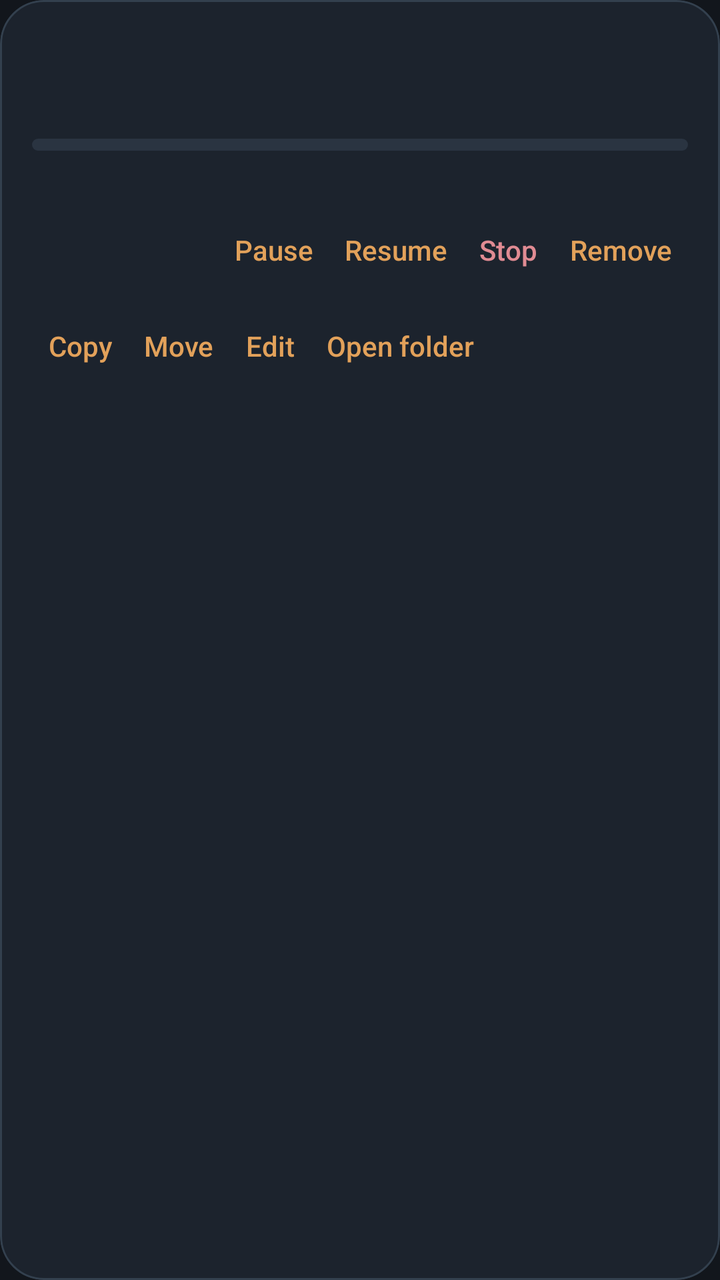
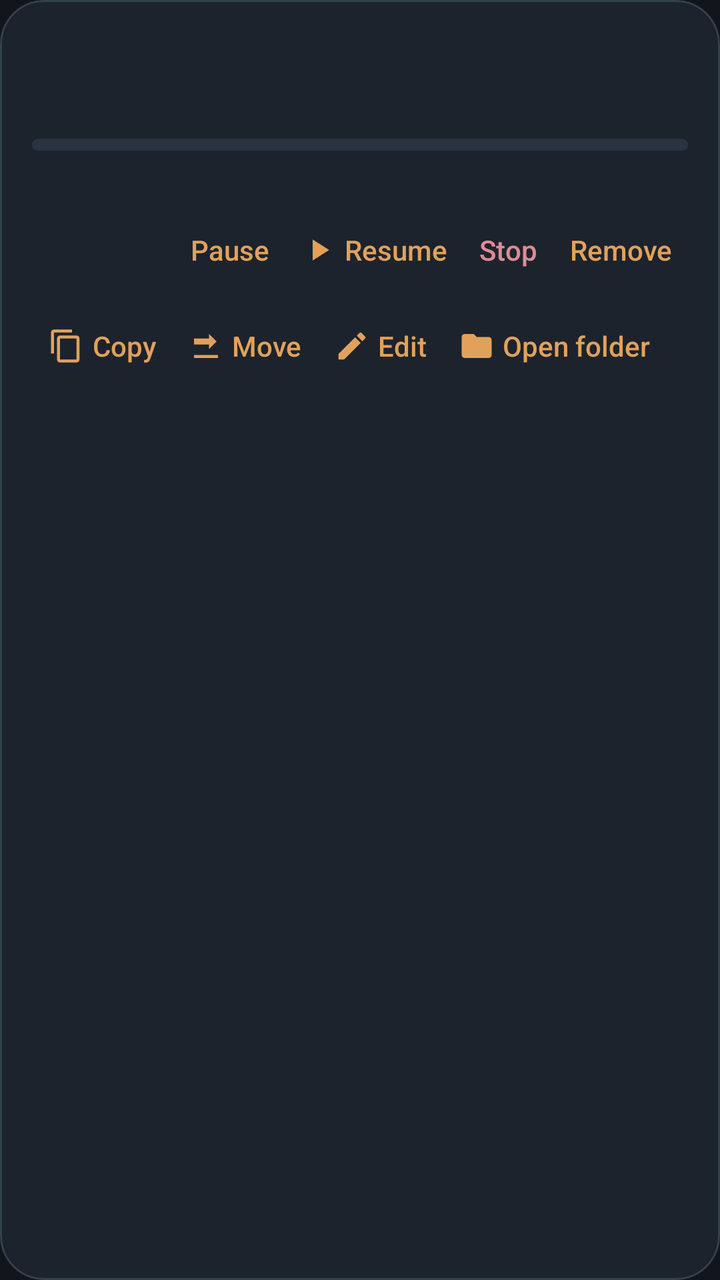

The first picture is an Android layout as it rendered before a commit; the second is the same layout after the commit. The layout source and the unified diff follow.
<!-- AndroidManifest.xml: application theme Theme.Fetch -->
<!-- res/layout/item_transfer.xml -->
<?xml version="1.0" encoding="utf-8"?>
<com.google.android.material.card.MaterialCardView xmlns:android="http://schemas.android.com/apk/res/android"
    xmlns:app="http://schemas.android.com/apk/res-auto"
    android:layout_width="match_parent"
    android:layout_height="wrap_content"
    android:layout_marginBottom="12dp"
    app:cardBackgroundColor="@color/panel"
    app:cardCornerRadius="22dp"
    app:cardElevation="0dp"
    app:strokeColor="@color/line"
    app:strokeWidth="1dp">

    <LinearLayout
        android:layout_width="match_parent"
        android:layout_height="wrap_content"
        android:orientation="vertical"
        android:padding="16dp">

        <LinearLayout
            android:layout_width="match_parent"
            android:layout_height="wrap_content"
            android:gravity="center_vertical"
            android:orientation="horizontal">

            <TextView
                android:id="@+id/name"
                android:layout_width="0dp"
                android:layout_height="wrap_content"
                android:layout_weight="1"
                android:ellipsize="end"
                android:fontFamily="sans-serif-medium"
                android:maxLines="1"
                android:textColor="@color/paper"
                android:textSize="16sp" />

            <TextView
                android:id="@+id/percent"
                android:layout_width="wrap_content"
                android:layout_height="wrap_content"
                android:layout_marginStart="8dp"
                android:fontFamily="sans-serif-medium"
                android:textColor="@color/copper"
                android:textSize="16sp" />
        </LinearLayout>

        <LinearLayout
            android:layout_width="match_parent"
            android:layout_height="wrap_content"
            android:layout_marginTop="2dp"
            android:orientation="horizontal">

            <TextView
                android:id="@+id/host"
                android:layout_width="0dp"
                android:layout_height="wrap_content"
                android:layout_weight="1"
                android:ellipsize="end"
                android:maxLines="1"
                android:textColor="@color/muted"
                android:textSize="13sp" />

            <TextView
                android:id="@+id/status"
                android:layout_width="wrap_content"
                android:layout_height="wrap_content"
                android:fontFamily="sans-serif-medium"
                android:textSize="13sp" />
        </LinearLayout>

        <ProgressBar
            android:id="@+id/progress"
            style="?android:attr/progressBarStyleHorizontal"
            android:layout_width="match_parent"
            android:layout_height="6dp"
            android:layout_marginTop="12dp"
            android:max="100"
            android:progressDrawable="@drawable/progress_fetch" />

        <TextView
            android:id="@+id/detail"
            android:layout_width="match_parent"
            android:layout_height="wrap_content"
            android:layout_marginTop="8dp"
            android:textColor="@color/muted"
            android:textSize="13sp" />

        <LinearLayout
            android:layout_width="match_parent"
            android:layout_height="wrap_content"
            android:gravity="end"
            android:orientation="horizontal">

            <com.google.android.material.button.MaterialButton
                android:id="@+id/pause"
                style="@style/Widget.Fetch.TextButton"
                android:layout_width="wrap_content"
                android:layout_height="wrap_content"
                android:minWidth="0dp"
                android:text="Pause" />

            <com.google.android.material.button.MaterialButton
                android:id="@+id/resume"
                style="@style/Widget.Fetch.TextButton"
                android:layout_width="wrap_content"
                android:layout_height="wrap_content"
                android:minWidth="0dp"
                android:text="Resume" />

            <com.google.android.material.button.MaterialButton
                android:id="@+id/stop"
                style="@style/Widget.Fetch.TextButton"
                android:layout_width="wrap_content"
                android:layout_height="wrap_content"
                android:minWidth="0dp"
                android:text="Stop"
                android:textColor="@color/rose" />

            <com.google.android.material.button.MaterialButton
                android:id="@+id/remove"
                style="@style/Widget.Fetch.TextButton"
                android:layout_width="wrap_content"
                android:layout_height="wrap_content"
                android:minWidth="0dp"
                android:text="Remove" />
        </LinearLayout>

        <HorizontalScrollView
            android:layout_width="match_parent"
            android:layout_height="wrap_content"
            android:scrollbars="none">

            <LinearLayout
                android:layout_width="wrap_content"
                android:layout_height="wrap_content"
                android:orientation="horizontal">

                <com.google.android.material.button.MaterialButton
                    android:id="@+id/copy"
                    style="@style/Widget.Fetch.TextButton"
                    android:layout_width="wrap_content"
                    android:layout_height="wrap_content"
                    android:minWidth="0dp"
                    android:text="Copy" />

                <com.google.android.material.button.MaterialButton
                    android:id="@+id/move"
                    style="@style/Widget.Fetch.TextButton"
                    android:layout_width="wrap_content"
                    android:layout_height="wrap_content"
                    android:minWidth="0dp"
                    android:text="Move" />

                <com.google.android.material.button.MaterialButton
                    android:id="@+id/edit"
                    style="@style/Widget.Fetch.TextButton"
                    android:layout_width="wrap_content"
                    android:layout_height="wrap_content"
                    android:minWidth="0dp"
                    android:text="Edit" />

                <com.google.android.material.button.MaterialButton
                    android:id="@+id/folder"
                    style="@style/Widget.Fetch.TextButton"
                    android:layout_width="wrap_content"
                    android:layout_height="wrap_content"
                    android:minWidth="0dp"
                    android:text="Open folder" />
            </LinearLayout>
        </HorizontalScrollView>
    </LinearLayout>
</com.google.android.material.card.MaterialCardView>
<!-- resources referenced by this layout -->
<resources>
  <color name="copper">#FFE2A15A</color>
  <color name="line">#FF33404E</color>
  <color name="muted">#FF9AA4B0</color>
  <color name="panel">#FF1C232D</color>
  <color name="paper">#FFF6F3EC</color>
  <color name="rose">#FFE08B93</color>
  <style name="Widget.Fetch.TextButton" parent="Widget.MaterialComponents.Button.TextButton">
          <item name="android:textColor">@color/copper</item>
          <item name="android:textAllCaps">false</item>
          <item name="rippleColor">@color/copperSoft</item>
      </style>
  <color name="track">#FF2A3441</color>
  <color name="copperSoft">#33E2A15A</color>
  <color name="copperDark">#FFB67934</color>
  <color name="ink">#FF12161C</color>
  <style name="Widget.Fetch.Button" parent="Widget.MaterialComponents.Button">
          <item name="backgroundTint">@color/copper</item>
          <item name="android:textColor">@color/ink</item>
          <item name="cornerRadius">16dp</item>
          <item name="android:textAllCaps">false</item>
          <item name="android:letterSpacing">0</item>
      </style>
  <style name="Widget.Fetch.Check" parent="Widget.MaterialComponents.CompoundButton.CheckBox">
          <item name="buttonTint">@color/copper</item>
          <item name="android:textColor">@color/paper</item>
      </style>
  <style name="Widget.Fetch.Switch" parent="Widget.MaterialComponents.CompoundButton.Switch">
          <item name="thumbTint">@color/switch_thumb</item>
          <item name="trackTint">@color/switch_track</item>
          <item name="android:textColor">@color/paper</item>
      </style>
  <!-- unchanged entries left out for length: 4 -->
</resources>

<!-- the commit's change to res/layout/item_transfer.xml (unified diff, before → after) -->
@@ -104,7 +104,11 @@
                 android:layout_width="wrap_content"
                 android:layout_height="wrap_content"
                 android:minWidth="0dp"
-                android:text="Resume" />
+                android:text="Resume"
+                app:icon="@drawable/ic_resume"
+                app:iconPadding="4dp"
+                app:iconSize="18dp"
+                app:iconTint="@color/copper" />
 
             <com.google.android.material.button.MaterialButton
                 android:id="@+id/stop"
@@ -140,7 +144,11 @@
                     android:layout_width="wrap_content"
                     android:layout_height="wrap_content"
                     android:minWidth="0dp"
-                    android:text="Copy" />
+                    android:text="Copy"
+                    app:icon="@drawable/ic_copy"
+                    app:iconPadding="4dp"
+                    app:iconSize="18dp"
+                    app:iconTint="@color/copper" />
 
                 <com.google.android.material.button.MaterialButton
                     android:id="@+id/move"
@@ -148,7 +156,11 @@
                     android:layout_width="wrap_content"
                     android:layout_height="wrap_content"
                     android:minWidth="0dp"
-                    android:text="Move" />
+                    android:text="Move"
+                    app:icon="@drawable/ic_move"
+                    app:iconPadding="4dp"
+                    app:iconSize="18dp"
+                    app:iconTint="@color/copper" />
 
                 <com.google.android.material.button.MaterialButton
                     android:id="@+id/edit"
@@ -156,7 +168,11 @@
                     android:layout_width="wrap_content"
                     android:layout_height="wrap_content"
                     android:minWidth="0dp"
-                    android:text="Edit" />
+                    android:text="Edit"
+                    app:icon="@drawable/ic_edit"
+                    app:iconPadding="4dp"
+                    app:iconSize="18dp"
+                    app:iconTint="@color/copper" />
 
                 <com.google.android.material.button.MaterialButton
                     android:id="@+id/folder"
@@ -164,7 +180,11 @@
                     android:layout_width="wrap_content"
                     android:layout_height="wrap_content"
                     android:minWidth="0dp"
-                    android:text="Open folder" />
+                    android:text="Open folder"
+                    app:icon="@drawable/ic_folder"
+                    app:iconPadding="4dp"
+                    app:iconSize="18dp"
+                    app:iconTint="@color/copper" />
             </LinearLayout>
         </HorizontalScrollView>
     </LinearLayout>
<!-- resource entries referenced after the edit -->
@@ -6,6 +6,61 @@
   <color name="panel">#FF1C232D</color>
   <color name="paper">#FFF6F3EC</color>
   <color name="rose">#FFE08B93</color>
+  <!-- drawable ic_copy (drawable) -->
+  <?xml version="1.0" encoding="utf-8"?>
+  <vector xmlns:android="http://schemas.android.com/apk/res/android"
+      android:width="24dp"
+      android:height="24dp"
+      android:viewportWidth="24"
+      android:viewportHeight="24">
+      <path
+          android:fillColor="#FFFFFFFF"
+          android:pathData="M16,1H4C2.9,1 2,1.9 2,3v14h2V3h12V1zM19,5H8C6.9,5 6,5.9 6,7v14c0,1.1 0.9,2 2,2h11c1.1,0 2,-0.9 2,-2V7C21,5.9 20.1,5 19,5zM19,21H8V7h11V21z" />
+  </vector>
+  <!-- drawable ic_edit (drawable) -->
+  <?xml version="1.0" encoding="utf-8"?>
+  <vector xmlns:android="http://schemas.android.com/apk/res/android"
+      android:width="24dp"
+      android:height="24dp"
+      android:viewportWidth="24"
+      android:viewportHeight="24">
+      <path
+          android:fillColor="#FFFFFFFF"
+          android:pathData="M3,17.25V21h3.75L17.81,9.94l-3.75,-3.75L3,17.25zM20.71,7.04c0.39,-0.39 0.39,-1.02 0,-1.41l-2.34,-2.34c-0.39,-0.39 -1.02,-0.39 -1.41,0l-1.83,1.83 3.75,3.75 1.83,-1.83z" />
+  </vector>
+  <!-- drawable ic_folder (drawable) -->
+  <?xml version="1.0" encoding="utf-8"?>
+  <vector xmlns:android="http://schemas.android.com/apk/res/android"
+      android:width="24dp"
+      android:height="24dp"
+      android:viewportWidth="24"
+      android:viewportHeight="24">
+      <path
+          android:fillColor="#FFFFFFFF"
+          android:pathData="M10,4H4C2.9,4 2,4.9 2,6v12c0,1.1 0.9,2 2,2h16c1.1,0 2,-0.9 2,-2V8c0,-1.1 -0.9,-2 -2,-2h-8l-2,-2z" />
+  </vector>
+  <!-- drawable ic_move (drawable) -->
+  <?xml version="1.0" encoding="utf-8"?>
+  <vector xmlns:android="http://schemas.android.com/apk/res/android"
+      android:width="24dp"
+      android:height="24dp"
+      android:viewportWidth="24"
+      android:viewportHeight="24">
+      <path
+          android:fillColor="#FFFFFFFF"
+          android:pathData="M14,4l5,5 -5,5v-3H4v-4h10V4zM20,18H4v2h16v-2z" />
+  </vector>
+  <!-- drawable ic_resume (drawable) -->
+  <?xml version="1.0" encoding="utf-8"?>
+  <vector xmlns:android="http://schemas.android.com/apk/res/android"
+      android:width="24dp"
+      android:height="24dp"
+      android:viewportWidth="24"
+      android:viewportHeight="24">
+      <path
+          android:fillColor="#FFFFFFFF"
+          android:pathData="M8,5v14l11,-7z" />
+  </vector>
   <style name="Widget.Fetch.TextButton" parent="Widget.MaterialComponents.Button.TextButton">
           <item name="android:textColor">@color/copper</item>
           <item name="android:textAllCaps">false</item>
